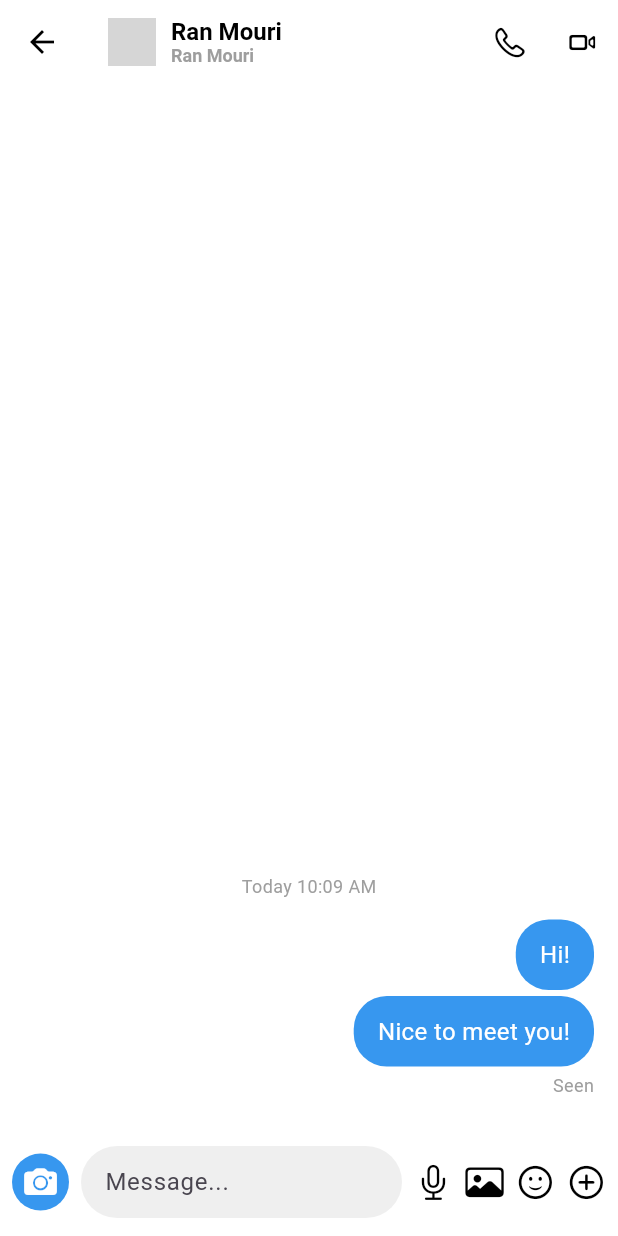
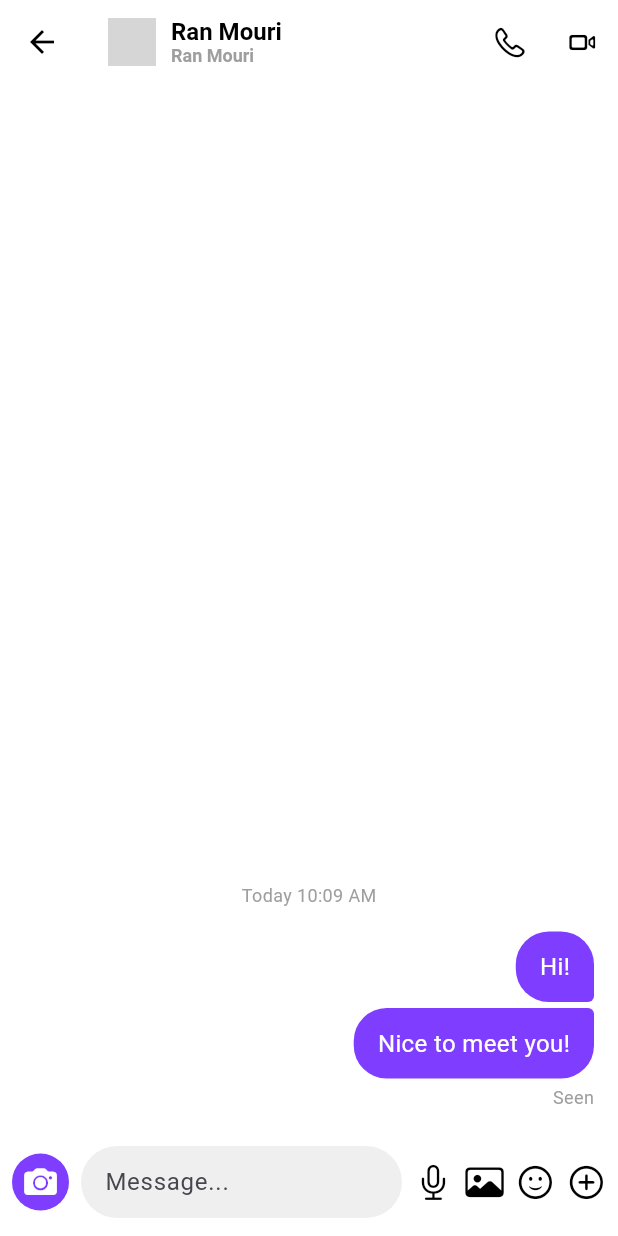
Before and after one commit to evaseo0078/instagram, a Flutter app: the DmListScreen screen opened directly, after a tap on "Ran Mouri", on a phone screen of 412 x 824 dp. Run offline on Flutter 3.47's test engine with Material 3 defaults, Android fonts, the phone set to English and light mode, and no system bars; our stand-ins replace flutter_dotenv, flutter_svg, image_picker, video_player; grey boxes are pictures that could not be loaded.

Commit message:
댓글 뾰족하게 만듦

```diff
--- a/lib/data/chat_data.dart
+++ b/lib/data/chat_data.dart
@@ -1,38 +1,35 @@
-// dm 관련
-// 📍 lib/data/chat_data.dart (신규 파일)
+// 📍 lib/data/chat_data.dart
+
 import 'package:instagram/models/chat_message.dart';
 
 class ChatData {
-  // 유저 이름(username)을 키(Key)로 사용하여 대화 목록을 저장합니다.
   static final Map<String, List<ChatMessage>> chats = {
-    // 1. Kaito Kid (kid_go) 데이터 설정
+    // 1. Kaito Kid (kid_go)
     'Kaito Kid': [
-      // 1시간 전 메시지 (최신)
+      // ⭐️ 1시간 전 -> 3분 전으로 수정
       ChatMessage(
         text: "I stole the jewel! 💎",
         isSentByMe: false,
         status: MessageStatus.seen,
-        timestamp: DateTime.now().subtract(const Duration(hours: 1)), // 1시간 전
+        timestamp: DateTime.now().subtract(const Duration(minutes: 3)),
       ),
       // 1달 전 메시지
       ChatMessage(
         text: "See you next month.",
         isSentByMe: false,
         status: MessageStatus.seen,
-        timestamp: DateTime.now().subtract(const Duration(days: 30)), // 30일 전
+        timestamp: DateTime.now().subtract(const Duration(days: 30)),
       ),
     ],
 
-    // 2. Ran Mouri 데이터 설정
+    // 2. Ran Mouri (그대로)
     'Ran Mouri': [
-      // 20분 전
       ChatMessage(
         text: "Nice to meet you!",
         isSentByMe: true,
         status: MessageStatus.seen,
         timestamp: DateTime.now().subtract(const Duration(minutes: 20)),
       ),
-      // 21분 전
       ChatMessage(
         text: "Hi!",
         isSentByMe: true,
@@ -42,7 +39,6 @@ class ChatData {
     ],
   };
 
-  // 특정 유저의 메시지 가져오기 (없으면 빈 리스트 생성)
   static List<ChatMessage> getMessages(String username) {
     if (!chats.containsKey(username)) {
       chats[username] = [];
--- a/lib/screens/chat_screen.dart
+++ b/lib/screens/chat_screen.dart
@@ -9,7 +9,6 @@ import 'package:image_picker/image_picker.dart';
 import 'package:instagram/services/llm_service.dart';
 import 'package:instagram/utils/colors.dart';
 import 'package:intl/intl.dart';
-// ⭐️ 새로 만든 파일들 import
 import 'package:instagram/models/chat_message.dart';
 import 'package:instagram/data/chat_data.dart';
 
@@ -29,19 +28,20 @@ class ChatScreen extends StatefulWidget {
 
 class _ChatScreenState extends State<ChatScreen> with TickerProviderStateMixin {
   final TextEditingController _messageController = TextEditingController();
-  late List<ChatMessage> _messages; // ⭐️ 로컬 변수가 아니라 ChatData 참조 변수
+  late List<ChatMessage> _messages;
   final ImagePicker _picker = ImagePicker();
   final ScrollController _scrollController = ScrollController();
 
   bool _isTyping = false;
   bool _isLlmTyping = false;
 
+  // ⭐️ 5초 타이머를 위한 상태 변수
+  bool _showReactHint = false;
+
   @override
   void initState() {
     super.initState();
-    // ⭐️ ChatData에서 이 유저와의 대화 기록을 가져옴 (참조)
     _messages = ChatData.getMessages(widget.username);
-
     _messageController.addListener(() {
       setState(() {
         _isTyping = _messageController.text.isNotEmpty;
@@ -62,6 +62,11 @@ class _ChatScreenState extends State<ChatScreen> with TickerProviderStateMixin {
 
     _messageController.clear();
 
+    // 내가 메시지를 보내면 힌트는 무조건 사라짐
+    setState(() {
+      _showReactHint = false;
+    });
+
     final newMessage = ChatMessage(
       text: text,
       isSentByMe: true,
@@ -71,7 +76,6 @@ class _ChatScreenState extends State<ChatScreen> with TickerProviderStateMixin {
     );
 
     setState(() {
-      // ⭐️ _messages에 추가하면 ChatData에도 자동으로 추가됨 (참조이므로)
       _messages.insert(0, newMessage);
     });
 
@@ -106,6 +110,17 @@ class _ChatScreenState extends State<ChatScreen> with TickerProviderStateMixin {
                 animate: true,
                 timestamp: DateTime.now(),
               ));
+          // ⭐️ 답변 오면 힌트 보여주기
+          _showReactHint = true;
+        });
+
+        // ⭐️ 5초 뒤에 힌트 끄기
+        Timer(const Duration(seconds: 5), () {
+          if (mounted) {
+            setState(() {
+              _showReactHint = false;
+            });
+          }
         });
       }
     } catch (e) {
@@ -163,7 +178,8 @@ class _ChatScreenState extends State<ChatScreen> with TickerProviderStateMixin {
             child: ListView.builder(
               controller: _scrollController,
               reverse: true,
-              padding: const EdgeInsets.all(16),
+              padding: const EdgeInsets.symmetric(
+                  horizontal: 16, vertical: 8), // 패딩 조정
               itemCount: _messages.length + (_isLlmTyping ? 1 : 0),
               itemBuilder: (context, index) {
                 if (_isLlmTyping && index == 0) {
@@ -185,7 +201,27 @@ class _ChatScreenState extends State<ChatScreen> with TickerProviderStateMixin {
                   if (difference > 15) showTime = true;
                 }
 
-                return _buildMessageBubble(message, msgIndex, showTime);
+                // ⭐️ 말풍선 그룹화 로직 (위/아래 메시지 확인)
+                // 리스트가 reverse이므로:
+                // index + 1 은 "이전(과거) 메시지" -> 말풍선 위쪽 모양 결정
+                // index - 1 은 "다음(최신) 메시지" -> 말풍선 아래쪽 모양 결정
+
+                // 1. 위쪽 메시지가 나와 같은 사람인가?
+                bool isPrevSame = false;
+                if (msgIndex < _messages.length - 1) {
+                  isPrevSame =
+                      _messages[msgIndex + 1].isSentByMe == message.isSentByMe;
+                }
+
+                // 2. 아래쪽 메시지가 나와 같은 사람인가?
+                bool isNextSame = false;
+                if (msgIndex > 0) {
+                  isNextSame =
+                      _messages[msgIndex - 1].isSentByMe == message.isSentByMe;
+                }
+
+                return _buildMessageBubble(
+                    message, msgIndex, showTime, isPrevSame, isNextSame);
               },
             ),
           ),
@@ -194,9 +230,6 @@ class _ChatScreenState extends State<ChatScreen> with TickerProviderStateMixin {
       ),
     );
   }
-
-  // ... (나머지 _buildTypingIndicator, _buildMessageBubble, _buildInputArea, TypingDots 클래스는
-  //      이전 코드와 **완벽히 동일**하므로 그대로 두시면 됩니다!)
 
   Widget _buildTypingIndicator() {
     return Padding(
@@ -219,19 +252,38 @@ class _ChatScreenState extends State<ChatScreen> with TickerProviderStateMixin {
     );
   }
 
-  Widget _buildMessageBubble(ChatMessage message, int index, bool showTime) {
+  Widget _buildMessageBubble(ChatMessage message, int index, bool showTime,
+      bool isPrevSame, bool isNextSame) {
     final isMe = message.isSentByMe;
     final showSeen = isMe && message.status == MessageStatus.seen && index == 0;
+    String formattedTime =
+        "Today ${DateFormat('h:mm a').format(message.timestamp)}";
 
-    // 날짜 포맷: 오늘이면 시간만, 아니면 날짜+시간
-    String formattedTime;
-    final now = DateTime.now();
-    if (message.timestamp.day == now.day &&
-        message.timestamp.month == now.month &&
-        message.timestamp.year == now.year) {
-      formattedTime = "Today ${DateFormat('h:mm a').format(message.timestamp)}";
+    // ⭐️ 말풍선 반경 계산 (4px = 뾰족함, 22px = 둥그러움)
+    // 내가 보낸 거면: 오른쪽 위/아래가 변함
+    // 상대가 보낸 거면: 왼쪽 위/아래가 변함
+    BorderRadius bubbleRadius;
+
+    if (isMe) {
+      bubbleRadius = BorderRadius.only(
+        topLeft: const Radius.circular(22),
+        bottomLeft: const Radius.circular(22),
+        topRight: isPrevSame
+            ? const Radius.circular(4)
+            : const Radius.circular(22), // 위쪽이 같으면 뾰족
+        bottomRight: isNextSame
+            ? const Radius.circular(4)
+            : const Radius.circular(22), // 아래쪽이 같으면 뾰족
+      );
     } else {
-      formattedTime = DateFormat('MMM d, h:mm a').format(message.timestamp);
+      bubbleRadius = BorderRadius.only(
+        topRight: const Radius.circular(22),
+        bottomRight: const Radius.circular(22),
+        topLeft:
+            isPrevSame ? const Radius.circular(4) : const Radius.circular(22),
+        bottomLeft:
+            isNextSame ? const Radius.circular(4) : const Radius.circular(22),
+      );
     }
 
     return Column(
@@ -261,12 +313,19 @@ class _ChatScreenState extends State<ChatScreen> with TickerProviderStateMixin {
               child: Row(
                 mainAxisAlignment:
                     isMe ? MainAxisAlignment.end : MainAxisAlignment.start,
-                crossAxisAlignment: CrossAxisAlignment.center,
+                crossAxisAlignment:
+                    CrossAxisAlignment.end, // 아래쪽 정렬 (프로필 사진 위치 때문)
                 children: [
                   if (!isMe) ...[
-                    CircleAvatar(
-                        radius: 14,
-                        backgroundImage: AssetImage(widget.profilePicAsset)),
+                    // ⭐️ 상대방 프로필은 그룹의 맨 마지막(가장 아래) 메시지에만 표시하거나, 항상 표시하되 투명하게 처리
+                    // 여기서는 심플하게 '다음 메시지가 다른 사람이거나 없을 때'만 표시
+                    if (!isNextSame)
+                      CircleAvatar(
+                          radius: 14,
+                          backgroundImage: AssetImage(widget.profilePicAsset))
+                    else
+                      const SizedBox(width: 28), // 프로필 공간 확보
+
                     const SizedBox(width: 8),
                   ],
                   Container(
@@ -274,12 +333,14 @@ class _ChatScreenState extends State<ChatScreen> with TickerProviderStateMixin {
                         maxWidth: MediaQuery.of(context).size.width * 0.65),
                     padding: const EdgeInsets.symmetric(
                         vertical: 12, horizontal: 16),
-                    margin: const EdgeInsets.symmetric(vertical: 2),
+                    // ⭐️ 말풍선 간격: 그룹 내부는 2, 그룹 간은 4
+                    margin: EdgeInsets.only(top: isPrevSame ? 2 : 4, bottom: 2),
                     decoration: BoxDecoration(
+                      // ⭐️ 보라색 적용 (0xFF7F3DFF)
                       color: isMe
-                          ? const Color(0xFF3797EF)
+                          ? const Color(0xFF7F3DFF)
                           : const Color(0xFFEFEFEF),
-                      borderRadius: BorderRadius.circular(22),
+                      borderRadius: bubbleRadius, // 계산된 모양 적용
                     ),
                     child: Text(
                       message.text,
@@ -290,7 +351,7 @@ class _ChatScreenState extends State<ChatScreen> with TickerProviderStateMixin {
                   ),
                   if (isMe && message.status == MessageStatus.sending)
                     const Padding(
-                      padding: EdgeInsets.only(left: 8),
+                      padding: EdgeInsets.only(left: 8, bottom: 12),
                       child: Icon(CupertinoIcons.paperplane,
                           size: 16, color: secondaryColor),
                     ),
@@ -307,7 +368,9 @@ class _ChatScreenState extends State<ChatScreen> with TickerProviderStateMixin {
                     style:
                         const TextStyle(color: secondaryColor, fontSize: 12)),
               ),
-            if (!isMe && index == 0)
+
+            // ⭐️ 5초 타이머 & 최신 메시지 조건
+            if (!isMe && index == 0 && _showReactHint)
               const Padding(
                 padding: EdgeInsets.only(left: 40, top: 4, bottom: 8),
                 child: Text("Tap and hold to react",
@@ -328,14 +391,14 @@ class _ChatScreenState extends State<ChatScreen> with TickerProviderStateMixin {
             Container(
               padding: const EdgeInsets.all(8),
               decoration: const BoxDecoration(
-                  color: Color(0xFF3797EF), shape: BoxShape.circle),
+                  color: Color(0xFF7F3DFF), shape: BoxShape.circle), // 보라색
               child: const Icon(Icons.search, color: Colors.white, size: 24),
             )
           else
             Container(
               padding: const EdgeInsets.all(8),
               decoration: const BoxDecoration(
-                  color: Color(0xFF3797EF), shape: BoxShape.circle),
+                  color: Color(0xFF7F3DFF), shape: BoxShape.circle), // 보라색
               child: const Icon(CupertinoIcons.camera_fill,
                   color: Colors.white, size: 22),
             ),
@@ -364,9 +427,9 @@ class _ChatScreenState extends State<ChatScreen> with TickerProviderStateMixin {
                 padding: EdgeInsets.symmetric(horizontal: 8.0),
                 child: Text("Send",
                     style: TextStyle(
-                        color: Colors.blue,
+                        color: Color(0xFF7F3DFF),
                         fontWeight: FontWeight.bold,
-                        fontSize: 16)),
+                        fontSize: 16)), // 보라색 텍스트
               ),
             )
           else
```
Also changed, not shown: assets/icons/Picture.svg (added).
